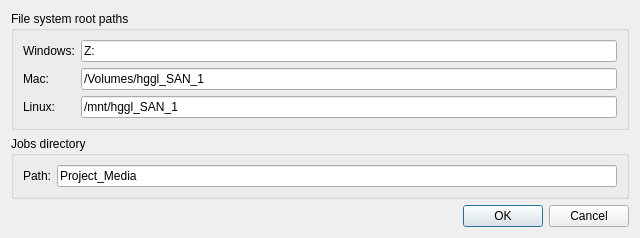
Before: the Qt Designer form core/ui/edit_root_paths_ui.ui in mjbonnington/icarus-gps, drawn with Qt 5.
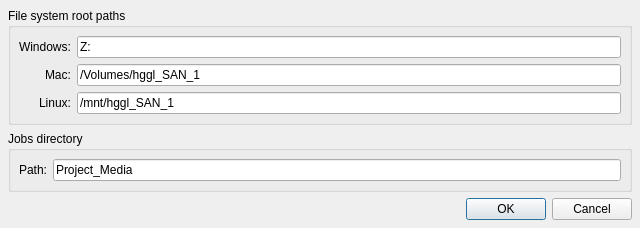
After: the same form once the commit is applied.

The edit to the form file:
```diff
--- a/core/ui/edit_root_paths_ui.ui
+++ b/core/ui/edit_root_paths_ui.ui
@@ -7,7 +7,7 @@
     <x>0</x>
     <y>0</y>
     <width>640</width>
-    <height>225</height>
+    <height>224</height>
    </rect>
   </property>
   <property name="windowTitle">
@@ -17,6 +17,9 @@
    <bool>true</bool>
   </property>
   <layout class="QVBoxLayout" name="verticalLayout">
+   <property name="margin">
+    <number>8</number>
+   </property>
    <item>
     <widget class="QGroupBox" name="jobRootPaths_groupBox">
      <property name="sizePolicy">
@@ -35,6 +38,12 @@
       <property name="fieldGrowthPolicy">
        <enum>QFormLayout::ExpandingFieldsGrow</enum>
       </property>
+      <property name="labelAlignment">
+       <set>Qt::AlignRight|Qt::AlignTrailing|Qt::AlignVCenter</set>
+      </property>
+      <property name="margin">
+       <number>8</number>
+      </property>
       <item row="1" column="0">
        <widget class="QLabel" name="jobRootPathOSX_label">
         <property name="text">
@@ -110,6 +119,12 @@
       <property name="fieldGrowthPolicy">
        <enum>QFormLayout::ExpandingFieldsGrow</enum>
       </property>
+      <property name="labelAlignment">
+       <set>Qt::AlignRight|Qt::AlignTrailing|Qt::AlignVCenter</set>
+      </property>
+      <property name="margin">
+       <number>8</number>
+      </property>
       <item row="0" column="0">
        <widget class="QLabel" name="jobsRelPath_label">
         <property name="text">
```
Left out of the diff: 6 changed lines with no effect on the pictures.
